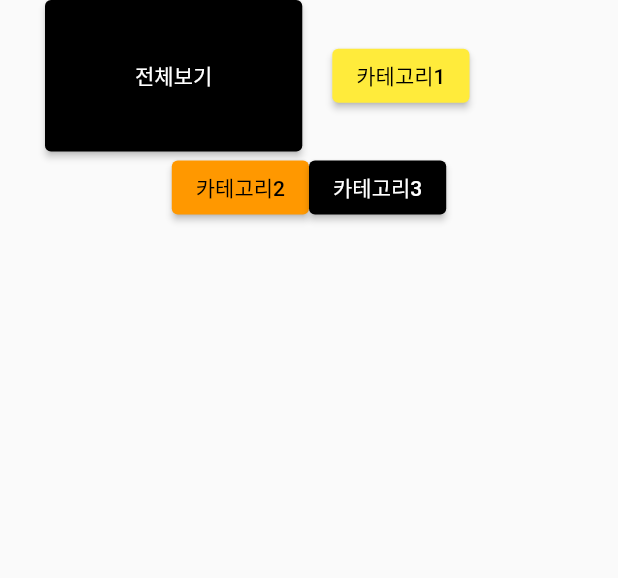
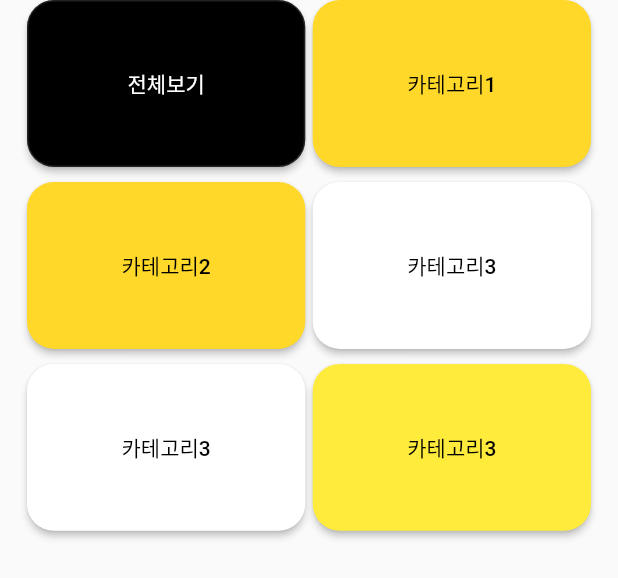
Before and after one commit to Wevivor/Hackathon, a Flutter app: the MyCategoryScreen widget shown alone on an empty page, opened directly, on a phone screen of 412 x 824 dp. Shown: the top 578 px of the screen. Run offline on Flutter 3.47's test engine with Material 2 defaults, Android fonts, the phone set to English and light mode, and no system bars; our stand-ins replace cloud_firestore, draggable_home, firebase_auth, firebase_core, flutter_signin_button, google_sign_in; missing offline and left inert: metadata_fetch, receive_sharing_intent; accounts and stored records are empty.

```diff
--- a/lib/screen/mypage_screen.dart
+++ b/lib/screen/mypage_screen.dart
@@ -81,7 +81,7 @@ class _MyProfileState extends State<MyProfile> {
               //     color: Colors.black,
               //   ),
               // ),
-              // MyCategory()
+              // MyClayScreen()
             ],
           ),
         ),
@@ -132,11 +132,11 @@ class MyCategory extends StatelessWidget {
   }
 }
 
+////////프로필//////////
 Container headerWidget(BuildContext context) => Container(
       child: Center(
         child: Column(
           children: [
-            //프로필
             SafeArea(
               child: Column(
                 children: <Widget>[
@@ -152,7 +152,7 @@ Container headerWidget(BuildContext context) => Container(
                     style: TextStyle(
                         fontWeight: FontWeight.bold,
                         fontSize: 20,
-                        color: Colors.yellow),
+                        color: Color(0xFFFFD82A)),
                   ),
                   SizedBox(
                     height: 10,
@@ -181,6 +181,7 @@ Container headerWidget(BuildContext context) => Container(
       ),
     );
 
+//중앙 탭바
 class BottomListview extends StatefulWidget {
   @override
   _BottomListviewState createState() => _BottomListviewState();
@@ -227,59 +228,136 @@ class _BottomListviewState extends State<BottomListview> {
 class MyCategoryScreen extends StatelessWidget {
   @override
   Widget build(BuildContext context) {
-    return SafeArea(
-      child: Column(
+    return Container(
+      padding: EdgeInsets.only(left: 18, right: 18),
+      child: GridView.count(
+        mainAxisSpacing: 10,
+        crossAxisSpacing: 5,
+        crossAxisCount: 2,
+        childAspectRatio: (50 / 30),
         children: <Widget>[
-          //카테고리 첫줄
-          Row(
-            children: <Widget>[
-              Padding(
-                padding: EdgeInsets.only(left: 30, right: 20),
-                child: ElevatedButton(
+          ElevatedButton(
             onPressed: () {
-                    Navigator.push(context, MaterialPageRoute<void>(
-                        builder: (BuildContext context) {
+              Navigator.push(context,
+                  MaterialPageRoute<void>(builder: (BuildContext context) {
                 return MyContents();
               }));
             },
             child: Text('전체보기'),
             style: ButtonStyle(
-                      padding: MaterialStateProperty.all(
-                          EdgeInsets.fromLTRB(60, 40, 60, 40)),
-                      backgroundColor: MaterialStateProperty.all(Colors.black)),
+                shape: MaterialStateProperty.all<RoundedRectangleBorder>(
+                  RoundedRectangleBorder(
+                      borderRadius: BorderRadius.circular(18.0),
+                      side: BorderSide(
+                          color: Color(0x63585858)) // border line color
                       ),
                 ),
+                backgroundColor: MaterialStateProperty.all(Color(0xFF000000))),
+          ),
           ElevatedButton(
-                onPressed: () {},
+            onPressed: () {
+              Navigator.push(context,
+                  MaterialPageRoute<void>(builder: (BuildContext context) {
+                return MyContents();
+              }));
+            },
             child: Text(
               '카테고리1',
               style: TextStyle(color: Colors.black),
             ),
             style: ButtonStyle(
-                    backgroundColor: MaterialStateProperty.all(Colors.yellow)),
+                shape: MaterialStateProperty.all<RoundedRectangleBorder>(
+                  RoundedRectangleBorder(
+                    borderRadius: BorderRadius.circular(18.0),
+                    // side: BorderSide(
+                    //     color: Color(0x33585858)) // border line color
                   ),
-            ],
                 ),
-          //카테고리 둘째 줄
-          Row(
-            mainAxisAlignment: MainAxisAlignment.center,
-            children: <Widget>[
+                backgroundColor: MaterialStateProperty.all(Color(0xFFFFD82A))),
+          ),
           ElevatedButton(
-                onPressed: () {},
+            onPressed: () {
+              Navigator.push(context,
+                  MaterialPageRoute<void>(builder: (BuildContext context) {
+                return MyContents();
+              }));
+            },
             child: Text(
               '카테고리2',
               style: TextStyle(color: Colors.black),
             ),
             style: ButtonStyle(
-                    backgroundColor: MaterialStateProperty.all(Colors.orange)),
+                shape: MaterialStateProperty.all<RoundedRectangleBorder>(
+                  RoundedRectangleBorder(
+                    borderRadius: BorderRadius.circular(18.0),
+                    // side: BorderSide(
+                    //     color: Color(0x33585858)) // border line color
+                  ),
+                ),
+                backgroundColor: MaterialStateProperty.all(Color(0xFFFFD82A))),
           ),
           ElevatedButton(
-                onPressed: () {},
-                child: Text('카테고리3'),
+            onPressed: () {
+              Navigator.push(context,
+                  MaterialPageRoute<void>(builder: (BuildContext context) {
+                return MyContents();
+              }));
+            },
+            child: Text(
+              '카테고리3',
+              style: TextStyle(color: Colors.black),
+            ),
             style: ButtonStyle(
-                    backgroundColor: MaterialStateProperty.all(Colors.black)),
+                shape: MaterialStateProperty.all<RoundedRectangleBorder>(
+                  RoundedRectangleBorder(
+                    borderRadius: BorderRadius.circular(18.0),
+                    // side: BorderSide(
+                    //     color: Color(0x33585858)) // border line color
                   ),
-            ],
+                ),
+                backgroundColor: MaterialStateProperty.all(Color(0xFFFFFFFF))),
+          ),
+          ElevatedButton(
+            onPressed: () {
+              Navigator.push(context,
+                  MaterialPageRoute<void>(builder: (BuildContext context) {
+                return MyContents();
+              }));
+            },
+            child: Text(
+              '카테고리3',
+              style: TextStyle(color: Colors.black),
+            ),
+            style: ButtonStyle(
+                shape: MaterialStateProperty.all<RoundedRectangleBorder>(
+                  RoundedRectangleBorder(
+                    borderRadius: BorderRadius.circular(18.0),
+                    // side: BorderSide(
+                    //     color: Color(0x33585858)) // border line color
+                  ),
+                ),
+                backgroundColor: MaterialStateProperty.all(Color(0xFFFFFFFF))),
+          ),
+          ElevatedButton(
+            onPressed: () {
+              Navigator.push(context,
+                  MaterialPageRoute<void>(builder: (BuildContext context) {
+                return MyContents();
+              }));
+            },
+            child: Text(
+              '카테고리3',
+              style: TextStyle(color: Colors.black),
+            ),
+            style: ButtonStyle(
+                shape: MaterialStateProperty.all<RoundedRectangleBorder>(
+                  RoundedRectangleBorder(
+                    borderRadius: BorderRadius.circular(18.0),
+                    // side: BorderSide(
+                    //     color: Color(0x33585858)) // border line color
+                  ),
+                ),
+                backgroundColor: MaterialStateProperty.all(Color(0xFFFFEB3B))),
           ),
         ],
       ),
@@ -287,13 +365,14 @@ class MyCategoryScreen extends StatelessWidget {
   }
 }
 
+////하단 내 클레이 모음 화면
 class MyClayScreen extends StatelessWidget {
   @override
   Widget build(BuildContext context) {
     return Container(
       padding: EdgeInsets.only(left: 20, right: 20),
       child: GridView.count(
-        // mainAxisSpacing: 30,
+        mainAxisSpacing: 10,
         crossAxisSpacing: 10,
         crossAxisCount: 3,
         children: <Widget>[
@@ -301,10 +380,25 @@ class MyClayScreen extends StatelessWidget {
             'images/pink.jpg',
           ),
           Image.asset(
-            'images/puple.jpg',
+            'images/pink.jpg',
           ),
           Image.asset(
-            'images/blue.jpg',
+            'images/pink.jpg',
+          ),
+          Image.asset(
+            'images/puple.JPG',
+          ),
+          Image.asset(
+            'images/blue.JPG',
+          ),
+          Image.asset(
+            'images/blue.JPG',
+          ),
+          Image.asset(
+            'images/blue.JPG',
+          ),
+          Image.asset(
+            'images/blue.JPG',
           ),
         ],
       ),
```
Also changed, not shown: lib/screen/mycontents_screen.dart (+61 -7 lines). Lines whose indentation alone changed are shown as unchanged.
